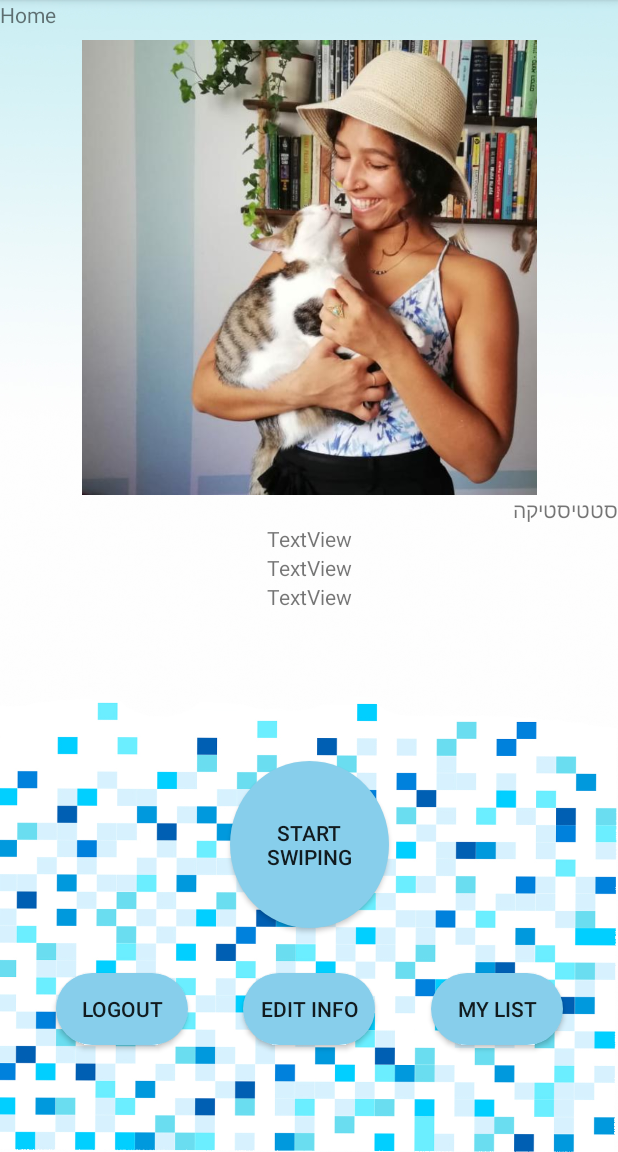
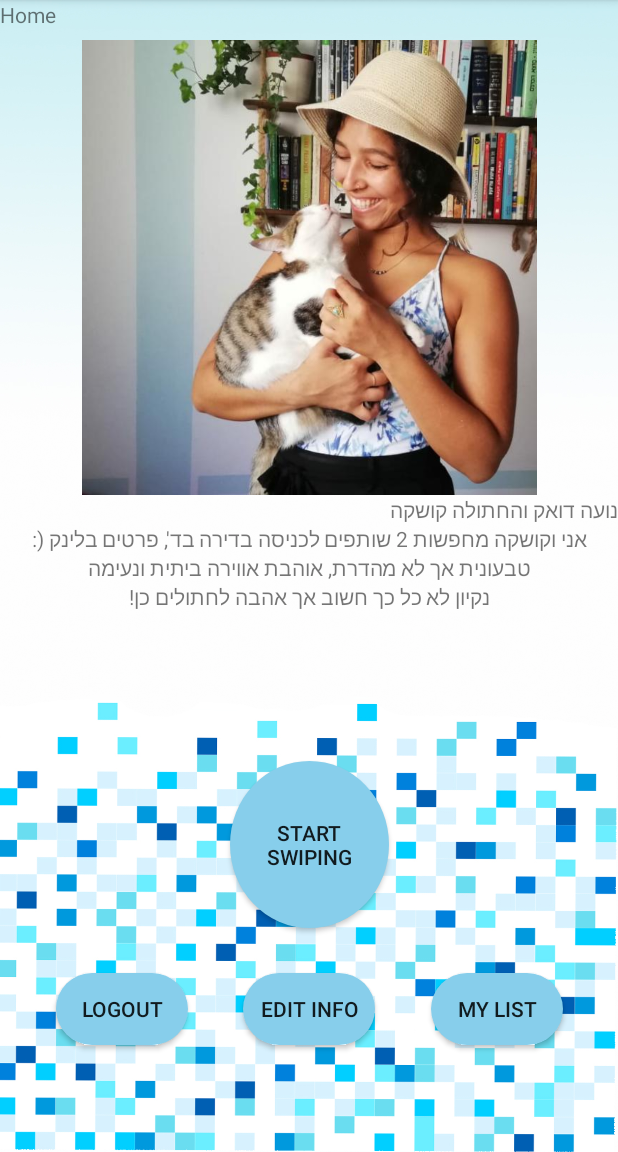
Before and after one commit to akamaor/TrueMate, an Android app: the HomeActivity screen opened directly, with no data from a screen before it, on a phone screen of 412 x 824 dp, the part 84-1236 px from its top. Run offline under Robolectric (Android 15) with nearby library versions, the phone set to English and light mode, and no system bars; our stand-ins replace Firebase (no records; nobody signed in at launch, a user with empty details on screens opened directly).

Commit message:
edit of textviews in home screen

```diff
--- a/app/src/main/res/layout/activity_home.xml
+++ b/app/src/main/res/layout/activity_home.xml
@@ -47,7 +47,7 @@
         android:id="@+id/title2"
         android:layout_width="wrap_content"
         android:layout_height="wrap_content"
-        android:text="סטטיסטיקה"
+        android:text="נועה דואק והחתולה קושקה"
         app:layout_constraintEnd_toEndOf="parent"
         app:layout_constraintTop_toTopOf="@+id/guideline2" />
 
@@ -55,7 +55,7 @@
         android:id="@+id/stat1"
         android:layout_width="wrap_content"
         android:layout_height="wrap_content"
-        android:text="TextView"
+        android:text="אני וקושקה מחפשות 2 שותפים לכניסה בדירה בד', פרטים בלינק (:"
         app:layout_constraintEnd_toEndOf="parent"
         app:layout_constraintStart_toStartOf="parent"
         app:layout_constraintTop_toBottomOf="@+id/title2" />
@@ -64,7 +64,7 @@
         android:id="@+id/stat2"
         android:layout_width="wrap_content"
         android:layout_height="wrap_content"
-        android:text="TextView"
+        android:text="טבעונית אך לא מהדרת, אוהבת אווירה ביתית ונעימה"
         app:layout_constraintEnd_toEndOf="parent"
         app:layout_constraintStart_toStartOf="parent"
         app:layout_constraintTop_toBottomOf="@+id/stat1" />
@@ -73,7 +73,7 @@
         android:id="@+id/stat3"
         android:layout_width="wrap_content"
         android:layout_height="wrap_content"
-        android:text="TextView"
+        android:text="נקיון לא כל כך חשוב אך אהבה לחתולים כן!"
         app:layout_constraintEnd_toEndOf="parent"
         app:layout_constraintStart_toStartOf="parent"
         app:layout_constraintTop_toBottomOf="@+id/stat2" />
```
